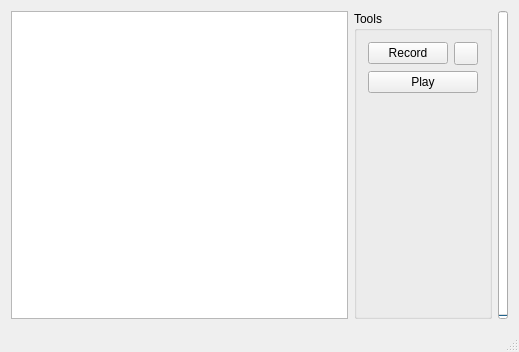
This is mainwindow.ui in zhitko/speech-recognition-tools as Qt 5 draws it before an edit. The edited form follows.
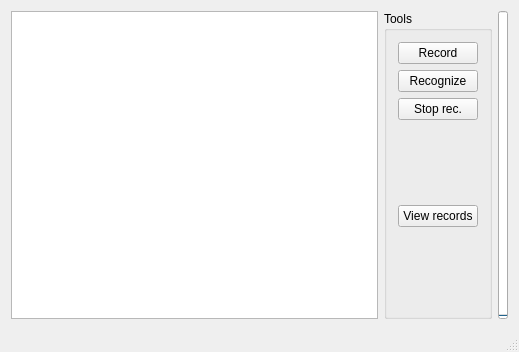
This is the edited form. Icons and pictures are not drawn.

```diff
--- a/mainwindow.ui
+++ b/mainwindow.ui
@@ -27,7 +27,8 @@
         </property>
         <layout class="QVBoxLayout" name="verticalLayout_2">
          <item>
-          <layout class="QHBoxLayout" name="horizontalLayout_2">
+          <layout class="QHBoxLayout" name="horizontalLayout_2"/>
+         </item>
            <item>
             <widget class="QPushButton" name="record">
              <property name="text">
@@ -36,9 +37,16 @@
             </widget>
            </item>
            <item>
-            <widget class="QToolButton" name="stop">
+          <widget class="QPushButton" name="recognize">
              <property name="text">
-              <string/>
+            <string>Recognize</string>
+           </property>
+          </widget>
+         </item>
+         <item>
+          <widget class="QPushButton" name="stop">
+           <property name="text">
+            <string>Stop rec.</string>
              </property>
              <property name="icon">
               <iconset resource="icons.qrc">
@@ -46,16 +54,23 @@
              </property>
             </widget>
            </item>
-          </layout>
+         <item>
+          <spacer name="verticalSpacer_2">
+           <property name="orientation">
+            <enum>Qt::Vertical</enum>
+           </property>
+           <property name="sizeHint" stdset="0">
+            <size>
+             <width>20</width>
+             <height>40</height>
+            </size>
+           </property>
+          </spacer>
          </item>
          <item>
           <widget class="QPushButton" name="play">
            <property name="text">
-            <string>Play</string>
-           </property>
-           <property name="icon">
-            <iconset resource="icons.qrc">
-             <normaloff>:/icons/play.png</normaloff>:/icons/play.png</iconset>
+            <string>View records</string>
            </property>
           </widget>
          </item>
```
Lines whose indentation alone changed are shown as unchanged.
